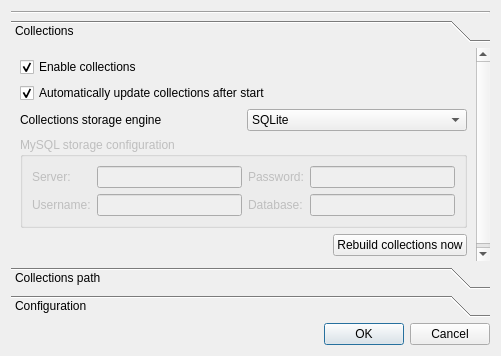
danvratil/TepSonic, file preferencesdialog.ui: the form before one commit.
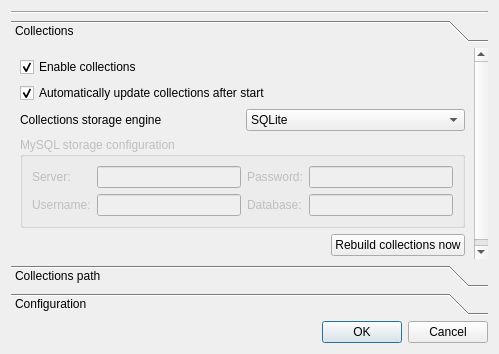
The form after the commit. The open tabs and pages were chosen to show the change.

```diff
--- a/preferencesdialog.ui
+++ b/preferencesdialog.ui
@@ -6,8 +6,8 @@
    <rect>
     <x>0</x>
     <y>0</y>
-    <width>501</width>
-    <height>356</height>
+    <width>499</width>
+    <height>354</height>
    </rect>
   </property>
   <property name="windowTitle">
@@ -48,8 +48,8 @@
          <rect>
           <x>0</x>
           <y>0</y>
-          <width>281</width>
-          <height>201</height>
+          <width>485</width>
+          <height>217</height>
          </rect>
         </property>
         <attribute name="label">
```
Left out of the diff: 10 changed lines with no effect on the pictures.
